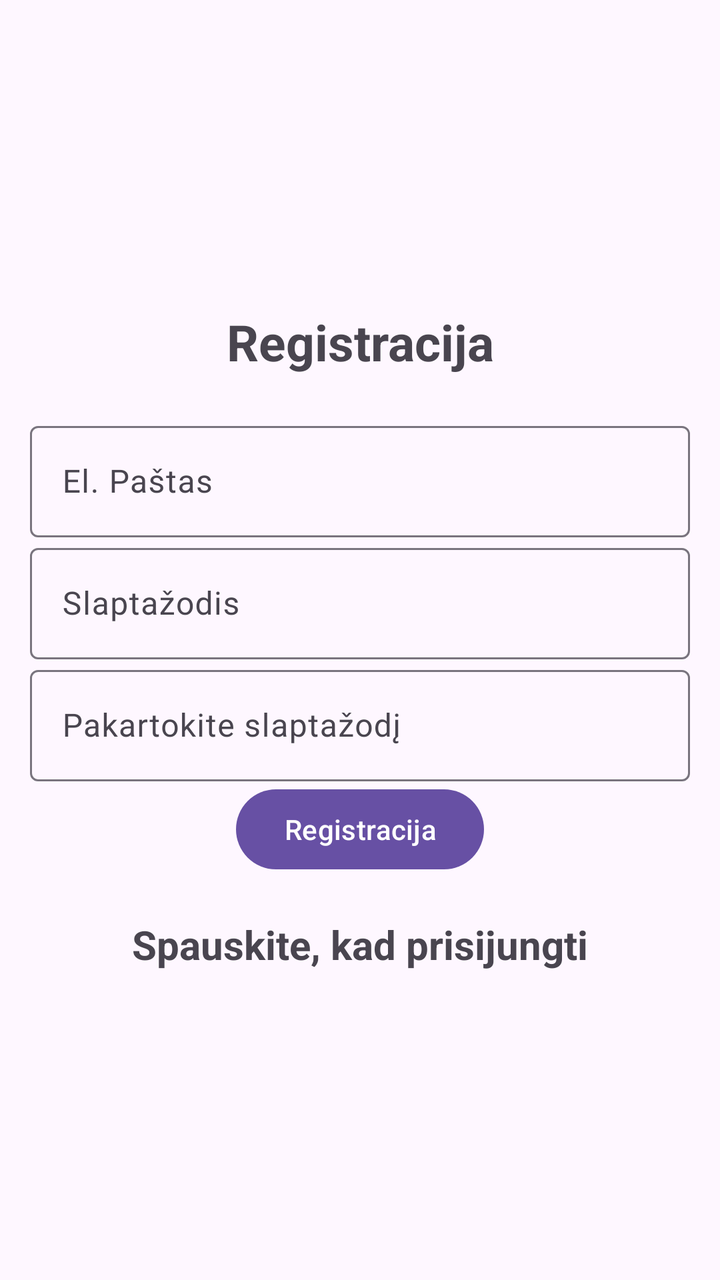
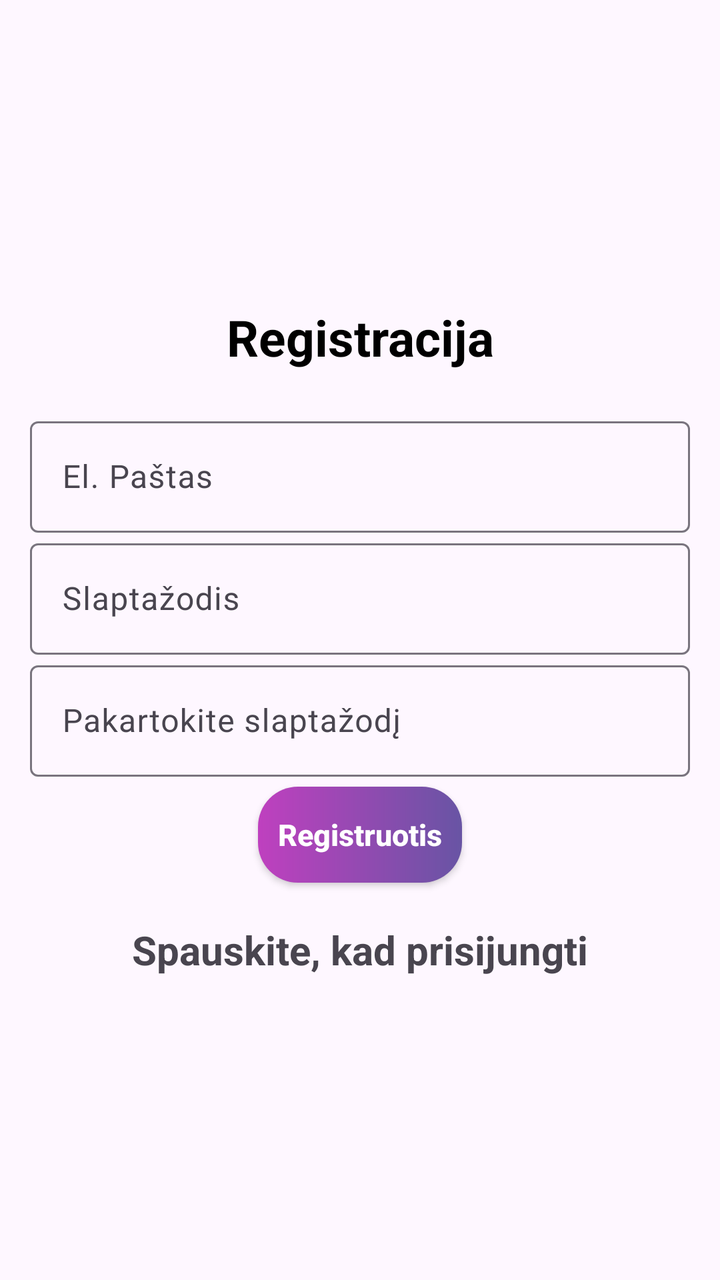

An Android layout rendered at two revisions. The XML below is the earlier revision; the diff shows what the commit changed to produce the second picture.
<!-- AndroidManifest.xml: activity theme Theme.Material3.Light.NoActionBar -->
<!-- res/layout/activity_register.xml -->
<?xml version="1.0" encoding="utf-8"?>
<LinearLayout xmlns:android="http://schemas.android.com/apk/res/android"
    xmlns:app="http://schemas.android.com/apk/res-auto"
    xmlns:tools="http://schemas.android.com/tools"
    android:layout_width="match_parent"
    android:layout_height="match_parent"
    android:orientation="vertical"
    android:gravity="center"
    android:padding="15dp"
    tools:context=".RegisterActivity">

    <TextView
        android:text="@string/register"
        android:textSize="25sp"
        android:textStyle="bold"
        android:gravity="center"
        android:layout_marginBottom="20dp"
        android:layout_width="match_parent"
        android:layout_height="wrap_content"/>

    <com.google.android.material.textfield.TextInputLayout
        android:layout_width="match_parent"
        android:layout_height="wrap_content">
        <com.google.android.material.textfield.TextInputEditText
            android:id="@+id/email"
            android:hint="@string/email"
            android:layout_width="match_parent"
            android:layout_height="wrap_content"/>
    </com.google.android.material.textfield.TextInputLayout>

    <com.google.android.material.textfield.TextInputLayout
        android:layout_width="match_parent"
        android:layout_height="wrap_content">

        <com.google.android.material.textfield.TextInputEditText
            android:id="@+id/password"
            android:layout_width="match_parent"
            android:layout_height="wrap_content"
            android:hint="@string/password"
            android:inputType="textPassword" />
    </com.google.android.material.textfield.TextInputLayout>

    <com.google.android.material.textfield.TextInputLayout
        android:layout_width="match_parent"
        android:layout_height="wrap_content">

        <com.google.android.material.textfield.TextInputEditText
            android:id="@+id/repeatPassword"
            android:layout_width="match_parent"
            android:layout_height="wrap_content"
            android:hint="@string/repeatPassword"
            android:inputType="textPassword" />
    </com.google.android.material.textfield.TextInputLayout>

    <ProgressBar
        android:id="@+id/registerProgressBar"
        android:visibility="gone"
        android:layout_width="wrap_content"
        android:layout_height="wrap_content"/>
    <Button
        android:id="@+id/registerButton"
        android:text="@string/register"
        android:layout_width="wrap_content"
        android:layout_height="wrap_content"/>
    <TextView
        android:textStyle="bold"
        android:textSize="20sp"
        android:gravity="center"
        android:layout_marginTop="20dp"
        android:id="@+id/loginNow"
        android:text="@string/click_to_login"
        android:layout_width="wrap_content"
        android:layout_height="wrap_content"/>
</LinearLayout>
<!-- resources referenced by this layout -->
<resources>
  <string name="click_to_login">Spauskite, kad prisijungti</string>
  <string name="email">El. Paštas</string>
  <string name="password">Slaptažodis</string>
  <string name="register">Registracija</string>
  <string name="repeatPassword">Pakartokite slaptažodį</string>
</resources>

<!-- the commit's change to res/layout/activity_register.xml (unified diff, before → after) -->
@@ -6,7 +6,7 @@
     android:layout_height="match_parent"
     android:orientation="vertical"
     android:gravity="center"
-    android:padding="15dp"
+    android:padding="15sp"
     tools:context=".RegisterActivity">
 
     <TextView
@@ -14,7 +14,8 @@
         android:textSize="25sp"
         android:textStyle="bold"
         android:gravity="center"
-        android:layout_marginBottom="20dp"
+        android:textColor="@color/black"
+        android:layout_marginBottom="20sp"
         android:layout_width="match_parent"
         android:layout_height="wrap_content"/>
 
@@ -57,16 +58,23 @@
         android:visibility="gone"
         android:layout_width="wrap_content"
         android:layout_height="wrap_content"/>
-    <Button
+    <androidx.appcompat.widget.AppCompatButton
         android:id="@+id/registerButton"
-        android:text="@string/register"
+        android:text="Registruotis"
+        android:background="@drawable/gradient"
+        android:layout_marginTop="5sp"
+        android:padding="10sp"
+        android:textSize="15sp"
+        android:textStyle="bold"
+        android:textColor="@color/white"
+        android:textAllCaps="false"
         android:layout_width="wrap_content"
         android:layout_height="wrap_content"/>
     <TextView
         android:textStyle="bold"
         android:textSize="20sp"
         android:gravity="center"
-        android:layout_marginTop="20dp"
+        android:layout_marginTop="20sp"
         android:id="@+id/loginNow"
         android:text="@string/click_to_login"
         android:layout_width="wrap_content"
<!-- resource entries referenced after the edit -->
@@ -1,5 +1,16 @@
 <!-- resources referenced by this layout -->
 <resources>
+  <color name="black">#FF000000</color>
+  <color name="white">#FFFFFFFF</color>
+  <!-- drawable gradient (drawable) -->
+  <shape xmlns:android="http://schemas.android.com/apk/res/android"
+      android:shape="rectangle">
+      <gradient
+          android:startColor="#BF40BF"
+          android:endColor="#6854a4"
+          android:angle="360" />
+      <corners android:radius="20sp" />
+  </shape>
   <string name="click_to_login">Spauskite, kad prisijungti</string>
   <string name="email">El. Paštas</string>
   <string name="password">Slaptažodis</string>
